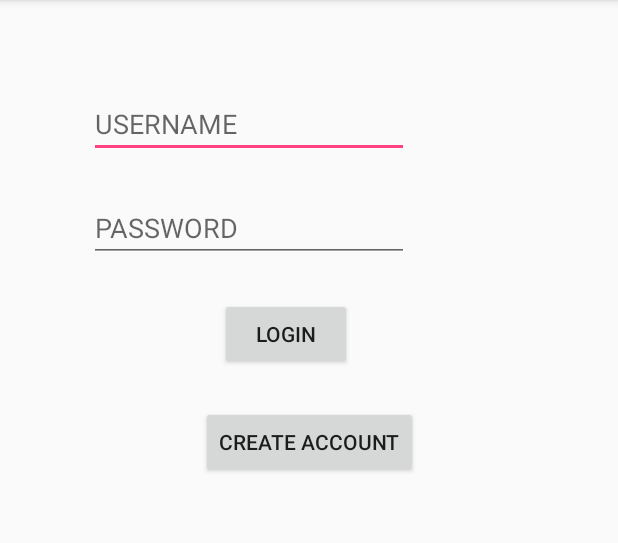
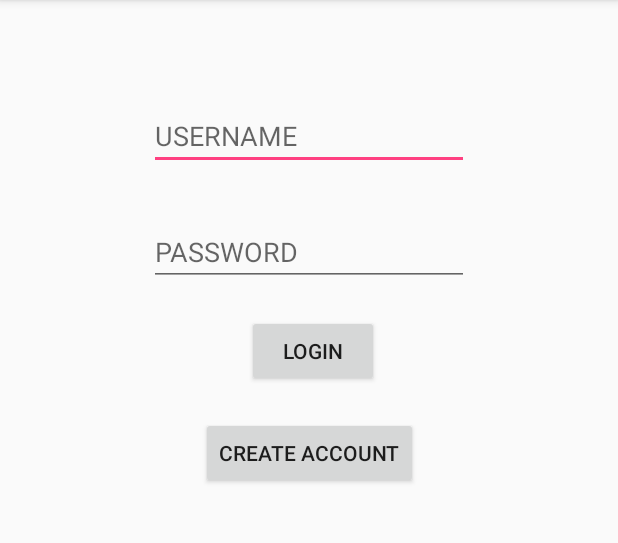
Before and after one commit to maleclercq/LSINF1225-2018-Groupe1-MiniPoll, an Android app: the screen it shows after launch (ConnectionActivity), on a phone screen of 412 x 824 dp, the part 84-627 px from its top. Run offline under Robolectric (Android 15) with nearby library versions, the phone set to English and light mode, and no system bars.

Commit message:
Alignement écran de connexion

```diff
--- a/app/src/main/res/layout/activity_connection.xml
+++ b/app/src/main/res/layout/activity_connection.xml
@@ -11,11 +11,11 @@
         android:id="@+id/ID"
         android:layout_width="wrap_content"
         android:layout_height="wrap_content"
-        android:layout_marginStart="59dp"
-        android:layout_marginTop="60dp"
+        android:layout_marginTop="68dp"
         android:ems="10"
         android:hint="USERNAME"
         android:inputType="textPersonName"
+        app:layout_constraintEnd_toEndOf="parent"
         app:layout_constraintStart_toStartOf="parent"
         app:layout_constraintTop_toTopOf="parent" />
 
@@ -23,7 +23,7 @@
         android:id="@+id/Nom"
         android:layout_width="wrap_content"
         android:layout_height="wrap_content"
-        android:layout_marginTop="24dp"
+        android:layout_marginTop="32dp"
         android:ems="10"
         android:hint="PASSWORD"
         android:inputType="textPassword"
@@ -34,22 +34,20 @@
         android:id="@+id/Login"
         android:layout_width="wrap_content"
         android:layout_height="wrap_content"
-        android:layout_marginEnd="38dp"
-        android:layout_marginTop="24dp"
+        android:layout_marginEnd="26dp"
+        android:layout_marginTop="19dp"
         android:onClick="login"
         android:text="Login"
-        app:layout_constraintEnd_toEndOf="@+id/Nom"
+        app:layout_constraintEnd_toEndOf="@+id/CreateAccount"
         app:layout_constraintTop_toBottomOf="@+id/Nom" />
 
     <Button
         android:id="@+id/CreateAccount"
         android:layout_width="wrap_content"
         android:layout_height="wrap_content"
-        android:layout_marginTop="24dp"
+        android:layout_marginEnd="34dp"
+        android:layout_marginTop="20dp"
         android:text="Create Account"
-        app:layout_constraintEnd_toEndOf="parent"
-        app:layout_constraintLeft_toLeftOf="parent"
-        app:layout_constraintRight_toRightOf="parent"
-        app:layout_constraintStart_toStartOf="parent"
+        app:layout_constraintEnd_toEndOf="@+id/Nom"
         app:layout_constraintTop_toBottomOf="@+id/Login" />
 </android.support.constraint.ConstraintLayout>
```
